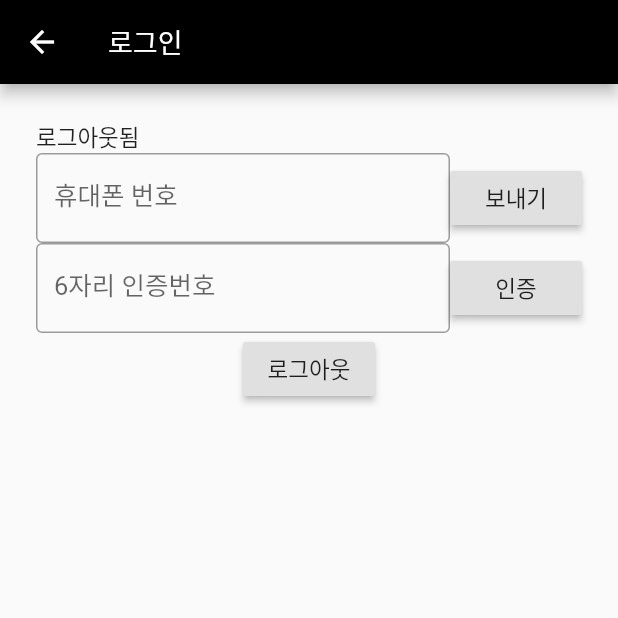
After one commit to heejongahn/galpi, a Flutter app: the PhoneAuth screen opened directly, after a tap on "보내기", after a tap on "인증", after a tap on "로그아웃", on a phone screen of 412 x 824 dp, the top half of it. The commit adds this screen. Run offline on Flutter 3.47's test engine with Material 2 defaults, Android fonts, the phone set to English and light mode, and no system bars; our stand-ins replace firebase_auth, package_info, rxdart, shared_preferences, sqflite, tuple and 1 more; accounts and stored records are empty; network calls fail; Roboto replaces fonts that are missing (SpoqaHan-Sans).

Commit message:
Implement basic phone auth screen

```diff
--- /dev/null
+++ b/lib/screens/phone_auth/index.dart
@@ -0,0 +1,169 @@
+import 'package:flutter/material.dart';
+import 'package:firebase_auth/firebase_auth.dart';
+
+const KR_DIAL_CODE = '+82';
+final FirebaseAuth _auth = FirebaseAuth.instance;
+
+class PhoneAuth extends StatefulWidget {
+  @override
+  _PhoneAuthState createState() => _PhoneAuthState();
+}
+
+class _PhoneAuthState extends State<PhoneAuth> {
+  String _verificationId;
+  String _message = '대기중';
+  String _phoneNumber = '';
+  String _code = '';
+
+  @override
+  void initState() {
+    super.initState();
+
+    _auth.currentUser().then((currentUser) => {
+          if (currentUser != null)
+            {
+              setState(() {
+                _message = '이미 로그인 됨';
+              })
+            }
+        });
+  }
+
+  @override
+  Widget build(BuildContext context) {
+    return Scaffold(
+      appBar: AppBar(
+        title: Text('로그인'),
+        centerTitle: false,
+      ),
+      body: Container(
+        padding: EdgeInsets.all(24),
+        child: Column(
+          children: <Widget>[
+            Flexible(
+              flex: 0,
+              child: Row(children: [
+                Text(_message),
+              ]),
+            ),
+            Row(children: [
+              Flexible(
+                child: TextField(
+                  decoration: InputDecoration(
+                    labelText: '휴대폰 번호',
+                    border: OutlineInputBorder(),
+                  ),
+                  onChanged: (String phoneNumber) {
+                    setState(() {
+                      _phoneNumber = phoneNumber;
+                    });
+                  },
+                ),
+              ),
+              RaisedButton(
+                child: Text('보내기'),
+                onPressed: _onAuth,
+              ),
+            ]),
+            Row(children: [
+              Flexible(
+                child: TextField(
+                  decoration: InputDecoration(
+                    labelText: '6자리 인증번호',
+                    border: OutlineInputBorder(),
+                  ),
+                  onChanged: (String code) {
+                    setState(() {
+                      _code = code;
+                    });
+                  },
+                ),
+              ),
+              RaisedButton(
+                child: Text('인증'),
+                onPressed: _signInWithPhoneNumber,
+              ),
+            ]),
+            RaisedButton(
+              child: Text('로그아웃'),
+              onPressed: _signOut,
+            ),
+          ],
+        ),
+      ),
+    );
+  }
+
+  _onAuth() async {
+    final PhoneVerificationCompleted verificationCompleted =
+        (AuthCredential phoneAuthCredential) {
+      _auth.signInWithCredential(phoneAuthCredential);
+      setState(() {
+        _message = 'Received phone auth credential: $phoneAuthCredential';
+      });
+    };
+
+    final PhoneVerificationFailed verificationFailed =
+        (AuthException authException) {
+      setState(() {
+        _message =
+            'Phone number verification failed. Code: ${authException.code}. Message: ${authException.message}';
+      });
+    };
+
+    final PhoneCodeSent codeSent =
+        (String verificationId, [int forceResendingToken]) async {
+      Scaffold.of(context).showSnackBar(SnackBar(
+        content: Text('${_phoneNumber} (으)로 인증번호를 발송했습니다.'),
+      ));
+      _verificationId = verificationId;
+    };
+
+    final PhoneCodeAutoRetrievalTimeout codeAutoRetrievalTimeout =
+        (String verificationId) {
+      _verificationId = verificationId;
+    };
+
+    await _auth.verifyPhoneNumber(
+      phoneNumber: '${KR_DIAL_CODE}${_phoneNumber}',
+      timeout: Duration(seconds: 5 * 60),
+      codeSent: codeSent,
+      verificationCompleted: verificationCompleted,
+      verificationFailed: verificationFailed,
+      codeAutoRetrievalTimeout: codeAutoRetrievalTimeout,
+    );
+  }
+
+  // Example code of how to sign in with phone.
+  void _signInWithPhoneNumber() async {
+    final AuthCredential credential = PhoneAuthProvider.getCredential(
+      verificationId: _verificationId,
+      smsCode: _code,
+    );
+
+    try {
+      final FirebaseUser user =
+          (await _auth.signInWithCredential(credential)).user;
+      final FirebaseUser currentUser = await _auth.currentUser();
+      assert(user.uid == currentUser.uid);
+      setState(() {
+        if (user != null) {
+          _message = '로그인됨: uid: ${user.uid}';
+        } else {
+          _message = '로그인 실패';
+        }
+      });
+    } catch (e) {
+      setState(() {
+        _message = '잘못된 인증번호';
+      });
+    }
+  }
+
+  _signOut() async {
+    await _auth.signOut();
+    setState(() {
+      _message = '로그아웃됨';
+    });
+  }
+}
--- a/lib/screens/review_list/index.dart
+++ b/lib/screens/review_list/index.dart
@@ -1,4 +1,5 @@
 import 'package:flutter/material.dart';
+import 'package:galpi/screens/phone_auth/index.dart';
 import 'package:package_info/package_info.dart';
 import 'package:tuple/tuple.dart';
 
@@ -87,12 +88,20 @@ class ReviewsState extends State<Reviews> {
                 title: Text(
                   '프로필 없음',
                 ),
-                subtitle: Text(
-                  '곧 로그인 기능이 추가됩니다. 데이터 백업, 다른 사용자들과의 독후감 공유 등의 다양한 변경사항을 기대해주세요!',
-                ),
+                subtitle: Text('로그인하세요'),
               ),
             ),
-            buildAboutListTile()
+            buildAboutListTile(),
+            ListTile(
+              leading: Icon(Icons.exit_to_app),
+              title: Text('로그인'),
+              onTap: () {
+                Navigator.of(context)
+                    .push(MaterialPageRoute(builder: (BuildContext context) {
+                  return PhoneAuth();
+                }));
+              },
+            ),
           ],
         ),
       ),
```
